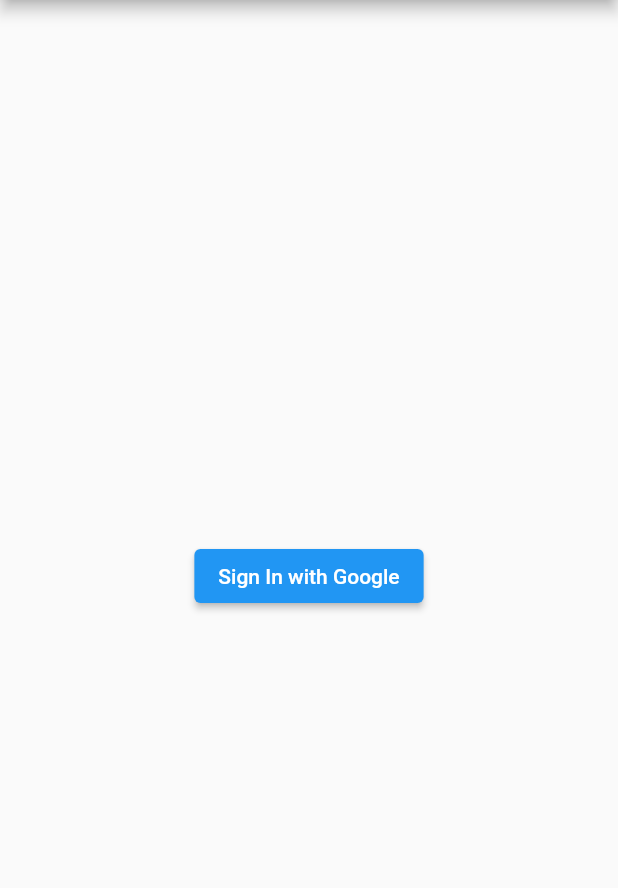
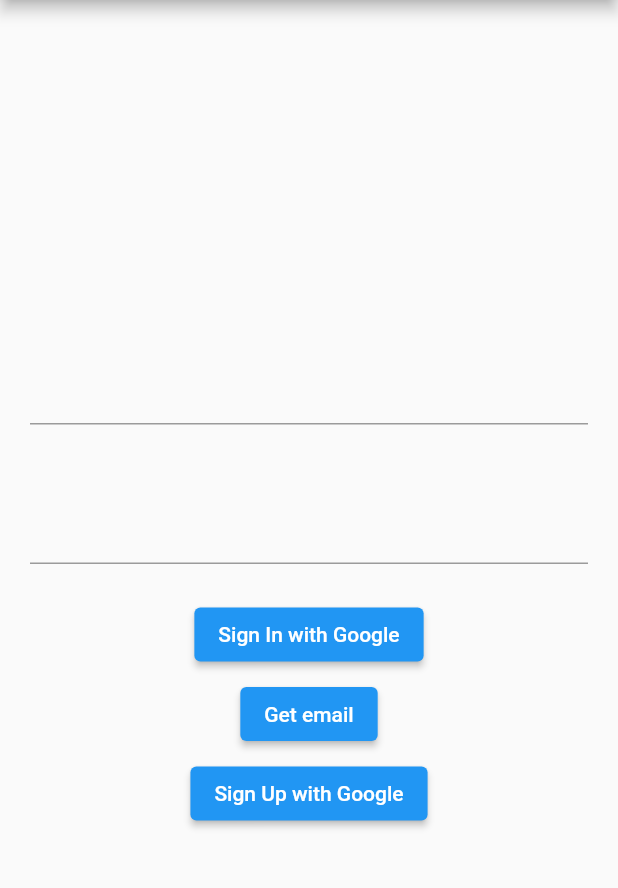
Before and after one commit to Schandroid243/GoogleSignInFlutter, a Flutter app: the screen it shows after launch, on a phone screen of 412 x 824 dp, the part 84-972 px from its top. Run offline on Flutter 3.47's test engine with Material 2 defaults, Android fonts, the phone set to English and light mode, and no system bars; our stand-ins replace google_sign_in.

Commit message:
feat(main): Added textfield for email and password Added button get email to retrieve email from google Added Sign up wih google button to connect to the backEnd

```diff
--- a/lib/main.dart
+++ b/lib/main.dart
@@ -12,7 +12,8 @@ void main() {
 const GOOGLE_CLIENT_DEV_KEY = '908020662248-4avibqhg0tk2eledufh7jokj8thhtjgn.apps.googleusercontent.com';
 final GoogleSignIn _googleSignIn = GoogleSignIn(
   clientId: GOOGLE_CLIENT_DEV_KEY,
-  serverClientId: GOOGLE_CLIENT_DEV_KEY
+  serverClientId: GOOGLE_CLIENT_DEV_KEY,
+  scopes: ['email']
 );
 
 class MyApp extends StatelessWidget {
@@ -39,7 +40,63 @@ class MyHomePage extends StatefulWidget {
 
 class _MyHomePageState extends State<MyHomePage> {
   bool _isSignedIn = false;
+  TextEditingController emailController = TextEditingController();
+  TextEditingController passwordController = TextEditingController();
 
+  void _sendRequest() async {
+    try{
+      if(passwordController.text == "") {
+
+        } else {
+          final msg = jsonEncode(
+          {
+            'email': emailController.text,
+            'password': passwordController.text,
+          }
+          );
+          print('The body is: $msg');
+          var response = await http.post(
+            Uri.parse('http://192.168.18.23:3000/api/addUser'),
+            headers: {
+                'Content-Type': 'application/json',
+              }, // Replace with your backend endpoint URL
+            body: msg,
+          );
+
+          if (response.statusCode == 201) {
+            // Authentication successful
+            print('Successfully authenticated response: ${response.body}');
+            setState(() {
+              _isSignedIn = true;
+              emailController.text = '';
+              passwordController.text = '';
+            });
+          } else {
+            // Authentication failed
+            print('Authentication failed. Server response: ${response.body}');
+          }
+        }
+    } catch (error) {
+      print('Error signing up: $error');
+    }
+  }
+
+  void _signUp() async {
+    try{
+      setState(() {
+          _isSignedIn = false;
+        });
+      GoogleSignInAccount? account = await _googleSignIn.signIn();
+      if (account!= null) {
+        setState(() {
+          _isSignedIn = false;
+        });
+        emailController.text = account.email;
+      }
+    } catch (error) {
+      print('Error: $error');
+    }
+  }
 
 
   void _signIn() async {
@@ -55,7 +112,7 @@ class _MyHomePageState extends State<MyHomePage> {
     final msg = jsonEncode({'token': idToken});
     print('The body is: $msg');
     var response = await http.post(
-      Uri.parse('http://192.168.18.13:3000/api/google-auth'),
+      Uri.parse('http://192.168.18.23:3000/api/google-auth'),
       headers: {
           'Content-Type': 'application/json',
         }, // Replace with your backend endpoint URL
@@ -117,10 +174,38 @@ class _MyHomePageState extends State<MyHomePage> {
                   ),
                 ],
               )
-            : ElevatedButton(
-                onPressed: _signIn,
-                child: const Text('Sign In with Google'),
-              ),
+            : Column(
+              mainAxisAlignment: MainAxisAlignment.center,
+              children: [
+                Padding(
+                  padding: const EdgeInsets.all(20),
+                  child: TextField(
+                  controller: emailController,
+                )),
+                const SizedBox(height: 5),
+                Padding(
+                  padding: const EdgeInsets.all(20),
+                  child: TextField(
+                  controller: passwordController,
+                ),
+                ),
+                const SizedBox(height: 3),
+                ElevatedButton(
+                  onPressed: _signIn,
+                  child: const Text('Sign In with Google'), //_sendRequest
+                ),
+                const SizedBox(height: 5),
+                ElevatedButton(
+                  onPressed: _signUp,
+                  child: const Text('Get email'),
+                ),
+                const SizedBox(height: 5),
+                ElevatedButton(
+                  onPressed: _sendRequest,
+                  child: const Text('Sign Up with Google'),
+                ),
+              ]
+            )
       ),
     );
   }
```
Also changed, not shown: pubspec.lock, 7 other files.
